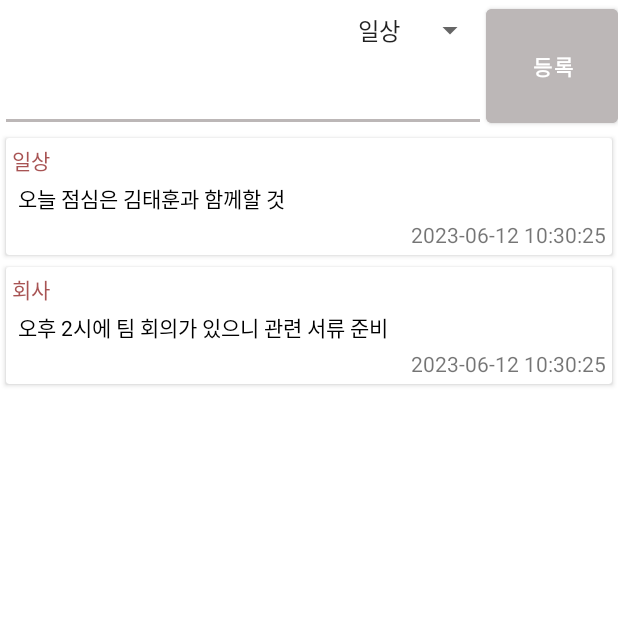
After one commit to HBNU-SWUNIV/come-capstone23-team-1, an Android app: the MemoActivity screen opened directly, with no data from a screen before it, on a phone screen of 412 x 824 dp, the top half of it. The commit adds this screen. Run offline under Robolectric (Android 15) with nearby library versions, the phone set to English and light mode, and no system bars.

Commit message:
메모 관련 기능 업데이트

```diff
--- a/003 Code/Android/app/src/main/AndroidManifest.xml
+++ b/003 Code/Android/app/src/main/AndroidManifest.xml
@@ -37,7 +37,8 @@
         <activity android:name=".SleepActivity" android:label = "sleep"/>
         <activity android:name = ".ScheduleActivity" android:label = "schedule"/>
         <activity android:name= ".MapSearchActivity" android:label = "Search"/>
-        <activity android:name = ".InfoActivity" android:label = "information" />
+        <activity android:name= ".InfoActivity" android:label = "information" />
+        <activity android:name= ".MemoActivity" android:label = "Memo"/>
         <meta-data android:name = "com.kakao.sdk.AppKey" android:value="c54da9cb7faca47278122c7e03881540" />
     </application>
 
--- a/003 Code/Android/app/src/main/java/com/example/project/MapActivity.java
+++ b/003 Code/Android/app/src/main/java/com/example/project/MapActivity.java
@@ -109,6 +109,14 @@ public class MapActivity extends AppCompatActivity implements MapView.CurrentLoc
             @Override
             public void onClick(View v) {
                 Intent intent = new Intent(MapActivity.this, InfoActivity.class);
+                startActivity(intent);
+            }
+        });
+
+        Memo.setOnClickListener(new View.OnClickListener() {
+            @Override
+            public void onClick(View v) {
+                Intent intent = new Intent(MapActivity.this, MemoActivity.class);
                 startActivity(intent);
             }
         });
--- /dev/null
+++ b/003 Code/Android/app/src/main/java/com/example/project/MemoActivity.java
@@ -0,0 +1,228 @@
+package com.example.project;
+
+import android.content.Context;
+import android.os.Bundle;
+import android.text.TextUtils;
+import android.view.LayoutInflater;
+import android.view.View;
+import android.view.ViewGroup;
+import android.view.inputmethod.InputMethodManager;
+import android.widget.Button;
+import android.widget.EditText;
+import android.widget.Spinner;
+import android.widget.TextView;
+import android.widget.Toast;
+
+import androidx.annotation.Nullable;
+import androidx.appcompat.app.AppCompatActivity;
+import androidx.recyclerview.widget.LinearLayoutManager;
+import androidx.recyclerview.widget.RecyclerView;
+
+import java.text.SimpleDateFormat;
+import java.util.ArrayList;
+import java.util.Date;
+import java.util.Locale;
+
+class MemoItem {
+    public String category;
+    public String memo;
+    public String regDate;
+
+    public MemoItem(String category, String memo) {
+
+        // 날짜를 표시하기 위한 포멧터를 생성. 년-월-일 시:분:초를 표시하는 포맷을 작성한다.
+        SimpleDateFormat formatter = new SimpleDateFormat("yyyy-MM-dd HH:mm:ss", Locale.KOREA);
+
+        // 현재 날짜정보를 가진 Date객체를 생성한다.
+        Date date = new Date();
+
+        this.category = category;
+        this.memo = memo;
+
+        // 생성한 포맷터를 통해 현재 날짜 객체를 지정해서 새로운 포맷에 맞는 날짜정보를 regDate에 저장한다.
+        this.regDate = formatter.format(date);
+
+    }
+}
+
+class MemoListAdapter extends RecyclerView.Adapter<MemoListAdapter.ViewHolder> {
+    private Context context;
+    private int resource;
+    private ArrayList<MemoItem> itemList;
+
+    // MemoListAdapter 생성자
+    public MemoListAdapter(Context context, int resource, ArrayList<MemoItem> itemList) {
+        this.context = context;
+        this.resource = resource;
+        this.itemList = itemList;
+    }
+
+    // 어댑터의 itemList에 인자로 넘어온 아이템리스트를 추가하고,
+    // notifyDataSetChanged() 메소드를 호출해서 추가된 아이템을 리사이클러뷰에 반영
+    public void addItem(MemoItem item) {
+        this.itemList.add(0, item);
+        notifyDataSetChanged();
+    }
+
+    // 어댑터의 itemList로 넘어온 아이템 리스트를 추가하고
+    // notifyDataSetChanged() 메소드를 호출해서 추가된 아이템을 리사이클러뷰에 반영함
+    // notifyDataSetChanged() 메소드 호출 안하면 추가된 아이템이 사용자에게 보여지지 않게 됨
+    public void addItemList(ArrayList<MemoItem> itemList) {
+        this.itemList.addAll(itemList);
+        notifyDataSetChanged();
+    }
+
+    @Override
+    public int getItemCount(){
+        return this.itemList.size();
+    }
+
+    // 뷰홀더 생성자
+    @Override
+    public ViewHolder onCreateViewHolder(ViewGroup parent, int viewType) {
+        View v = LayoutInflater.from(parent.getContext()).inflate(resource, parent, false);
+        return new ViewHolder(v);
+    }
+
+    // 데이터(아이템)과 뷰홀더를 매칭시키는 메소드
+    @Override
+    public void onBindViewHolder(ViewHolder holder, int position) {
+        final MemoItem item = itemList.get(position);
+
+        holder.categoryText.setText(item.category);
+        holder.memoText.setText(item.memo);
+        holder.dateText.setText(item.regDate);
+
+        //아이템 클릭 시 토스트로 내용을 보여준다. 물론 클릭 시 다른 작업을 처리하도록 하는 것도 가능하다.
+        holder.itemView.setOnClickListener (new View.OnClickListener() {
+            @Override
+            public void onClick(View view) {
+                Toast.makeText(context, item.memo, Toast.LENGTH_SHORT).show();
+            }
+        });
+    }
+
+    // 뷰 홀더 클래스를 정의하는 코드
+    public class ViewHolder extends RecyclerView.ViewHolder {
+        TextView categoryText;
+        TextView memoText;
+        TextView dateText;
+
+        public ViewHolder(View itemView) {
+            super(itemView);
+
+            categoryText = itemView.findViewById(R.id.category);
+            memoText = itemView.findViewById(R.id.memo);
+            dateText = itemView.findViewById(R.id.regdate);
+        }
+    }
+
+}
+
+
+
+public class MemoActivity  extends AppCompatActivity implements View.OnClickListener {
+
+    // 아래는 이미 작성된 메모 리스트를 보여주는 데에 필요한 멤버들
+    Context context;
+    RecyclerView memoList;
+    MemoListAdapter memoListAdapter; // 리사이클러뷰의 어댑터
+    LinearLayoutManager layoutManager; //리사이클러뷰의 레이아웃 결정
+
+    // 아래는 메모 작성 시 필요한 멤버들
+    Spinner categorySpinner;
+    EditText memoEdit;
+
+    @Override
+    protected void onCreate(Bundle savedInstanceState) {
+        super.onCreate(savedInstanceState);
+        setContentView(R.layout.memo_layout);
+
+        context = this;
+        setView();
+    }
+
+    // 레이아웃에서 뷰 찾고 버튼 리스너 설정
+    private void setView() {
+        categorySpinner = findViewById(R.id.category);
+        memoEdit = findViewById(R.id.memo);
+
+        Button registerButton = findViewById(R.id.register);
+        registerButton.setOnClickListener(this);
+
+        memoList = findViewById(R.id.recyclerView);
+
+        setRecyclerView();
+        setMemoListItem();
+    }
+
+    // 리사이클러뷰 설정: 레이아웃 매니저, 어댑터 설정
+    private void setRecyclerView() {
+        layoutManager = new LinearLayoutManager(context, LinearLayoutManager.VERTICAL, false);
+        memoList.setLayoutManager(layoutManager);
+
+        memoListAdapter = new MemoListAdapter(context, R.layout.memo_item, new ArrayList<MemoItem>());
+        memoList.setAdapter(memoListAdapter);
+    }
+
+    // 리사이클러뷰에 아이템 지정, 설정할 더미 아이템은 getMemoList에서 생성
+    private void setMemoListItem () {
+        ArrayList<MemoItem> list = getMemoDummyList();
+        memoListAdapter.addItemList(list);
+    }
+
+    private ArrayList<MemoItem> getMemoDummyList() {
+        ArrayList<MemoItem> list = new ArrayList<>();
+
+        // sample items
+        MemoItem item1 = new MemoItem("일상", "오늘 점심은 김태훈과 함께할 것");
+        MemoItem item2 = new MemoItem("회사", "오후 2시에 팀 회의가 있으니 관련 서류 준비");
+
+        list.add(item1);
+        list.add(item2);
+
+        return list;
+    }
+
+    // 등록 버튼 클릭하면, 메모 등록 메서드 실행
+    @Override
+    public void onClick(View v) {
+        registerMemo();
+    }
+
+
+    // 메모 등록 메서드: 아이템 추가, 뷰 초기화, 키패드 숨기기
+    private void registerMemo () {
+        String category = (String) categorySpinner.getSelectedItem();
+        String memo = memoEdit.getText().toString();
+
+        if(TextUtils.isEmpty(memo)) {
+            Toast.makeText(context, R.string.msg_memo_input, Toast.LENGTH_SHORT) .show();
+            return;
+        }
+
+        addMemoItem(category, memo);
+
+        categorySpinner.setSelection(0);
+        memoEdit.setText("");
+
+        hideKeyboard();
+    }
+
+    // 키패드 숨기기 메서드
+    private void hideKeyboard() {
+        View view = this.getCurrentFocus();
+        if (view != null) {
+            InputMethodManager imm =
+                    (InputMethodManager) getSystemService(Context.INPUT_METHOD_SERVICE);
+            imm.hideSoftInputFromWindow(view.getWindowToken(), 0);
+        }
+    }
+
+    // 아이템을 어댑터에 추가하는 매서드
+    private void addMemoItem(String category, String memo) {
+        MemoItem item = new MemoItem(category, memo);
+
+        memoListAdapter.addItem(item);
+    }
+}
--- /dev/null
+++ b/003 Code/Android/app/src/main/res/drawable/bg_logo.xml
@@ -0,0 +1,12 @@
+<?xml version="1.0" encoding="utf-8"?>
+<shape xmlns:android="http://schemas.android.com/apk/res/android"
+    android:shape="rectangle">
+    <solid android:color="@color/colorPrimary" />
+    <corners android:topLeftRadius="4dp"
+        android:topRightRadius="4dp"/>
+    <padding
+        android:bottom="1dp"
+        android:left="6dp"
+        android:right="6dp"
+        android:top="1dp"/>
+</shape>
--- /dev/null
+++ b/003 Code/Android/app/src/main/res/layout/memo_item.xml
@@ -0,0 +1,39 @@
+<?xml version="1.0" encoding="utf-8"?>
+<androidx.cardview.widget.CardView xmlns:android="http://schemas.android.com/apk/res/android"
+    android:layout_width="match_parent"
+    android:layout_height="wrap_content"
+    xmlns:tools="http://schemas.android.com/tools"
+    android:layout_margin="4dp">
+
+    <RelativeLayout
+        android:layout_width="match_parent"
+        android:layout_height="wrap_content"
+        android:layout_margin="4dp" >
+
+        <TextView
+            android:id="@+id/category"
+            android:layout_width="match_parent"
+            android:layout_height="wrap_content"
+            android:textColor="@color/colorAccent"
+            tools:text="일상" />
+
+        <TextView
+            android:id="@+id/memo"
+            android:layout_width="match_parent"
+            android:layout_height="wrap_content"
+            android:layout_below="@+id/category"
+            android:layout_margin="4dp"
+            android:textColor="@android:color/black"
+            tools:text="메모" />
+
+        <TextView
+            android:id="@+id/regdate"
+            android:layout_height="wrap_content"
+            android:layout_width="wrap_content"
+            android:layout_alignParentEnd="true"
+            android:layout_below="@+id/memo"
+            tools:text="2023.06.13 AM:02:29" />
+
+    </RelativeLayout>
+
+</androidx.cardview.widget.CardView>
--- /dev/null
+++ b/003 Code/Android/app/src/main/res/layout/memo_layout.xml
@@ -0,0 +1,44 @@
+<?xml version="1.0" encoding="utf-8"?>
+<RelativeLayout xmlns:android="http://schemas.android.com/apk/res/android"
+    xmlns:app="http://schemas.android.com/apk/res-auto"
+    android:layout_width="match_parent"
+    android:layout_height="match_parent"
+    tools:ignore="SpeakableTextPresentCheck"
+    xmlns:tools="http://schemas.android.com/tools">
+
+    <Spinner
+        android:id="@+id/category"
+        android:layout_height="40dp"
+        android:layout_width="wrap_content"
+        android:layout_toStartOf="@+id/register"
+        android:entries="@array/category"/>
+    <!--Spinner의 속성 spinnerMode dialog로 설정해보기-->
+
+    <EditText
+        android:id="@+id/memo"
+        android:layout_width="340dp"
+        android:layout_height="48dp"
+        android:layout_below="@+id/category"
+        android:layout_toStartOf="@+id/register"
+        android:backgroundTint="@color/colorPrimary"
+        tools:text="메모 입력" />
+
+    <Button
+        android:id="@+id/register"
+        android:layout_width="wrap_content"
+        android:layout_height="wrap_content"
+        android:layout_above="@+id/recyclerView"
+        android:layout_alignParentEnd="true"
+        android:layout_alignParentTop="true"
+        android:backgroundTint="@color/colorPrimary"
+        android:text="@string/button_register"
+        android:textColor="@android:color/white"
+        android:textStyle="bold"/>
+
+    <androidx.recyclerview.widget.RecyclerView
+        android:id="@+id/recyclerView"
+        android:layout_width="match_parent"
+        android:layout_height="match_parent"
+        android:layout_below="@+id/memo" />
+
+</RelativeLayout>
--- /dev/null
+++ b/003 Code/Android/app/src/main/res/values/arrays.xml
@@ -0,0 +1,9 @@
+<?xml version="1.0" encoding="utf-8"?>
+<resources>
+    <array name="category">
+        <item>일상</item>
+        <item>회사</item>
+        <item>기타</item>
+    </array>
+
+</resources>
--- a/003 Code/Android/app/src/main/res/values/colors.xml
+++ b/003 Code/Android/app/src/main/res/values/colors.xml
@@ -7,4 +7,6 @@
     <color name="teal_700">#FF018786</color>
     <color name="black">#FF000000</color>
     <color name="white">#FFFFFFFF</color>
+    <color name="colorPrimary">#BCB7B7</color>
+    <color name="colorAccent">#A85454</color>
 </resources>
--- a/003 Code/Android/app/src/main/res/values/strings.xml
+++ b/003 Code/Android/app/src/main/res/values/strings.xml
@@ -1,5 +1,8 @@
 <resources>
-    <string name="app_name">project</string>
-    <string name="open">open</string>\
-    <string name="close">close</string>
+    <string name="app_name">Simple Memo App</string>
+    <string name="app_company">CHERRY</string>
+
+    <string name="button_register">등록</string>
+
+    <string name="msg_memo_input">메모를 입력해주세요</string>
 </resources>
--- /dev/null
+++ b/003 Code/Android/app/src/main/res/values/styles.xml
@@ -0,0 +1,16 @@
+<resources>
+    <!-- Base application theme. -->
+    <style name="AppTheme" parent="Theme.AppCompat.Light.DarkActionBar">
+        <!-- Customize your theme here. -->
+        <item name="colorPrimary">@color/material_dynamic_primary0</item>
+        <item name="colorPrimaryDark">@color/black</item>
+        <item name="colorAccent">@color/design_default_color_surface</item>
+    </style>
+
+    <!-- No ActionBar application theme -->
+    <style name="AppTheme.NoActionBar">
+        <item name="windowActionBar">false</item>
+        <item name="windowNoTitle">true</item>
+    </style>
+
+</resources>
```
